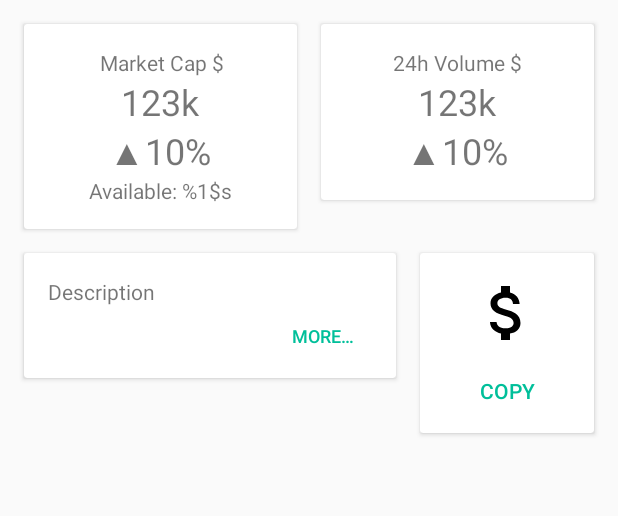
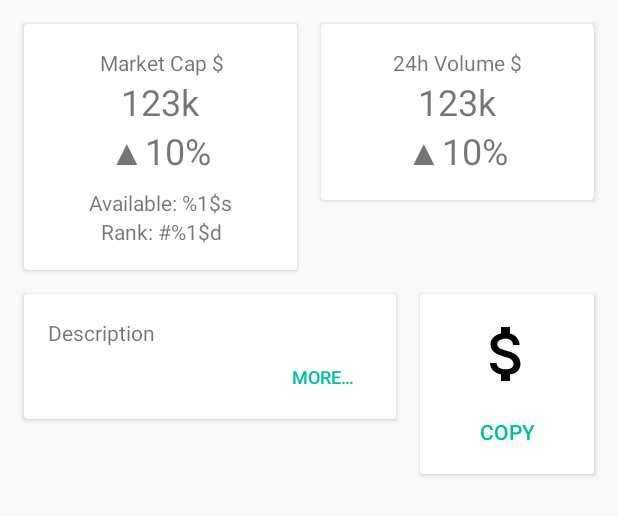
Before and after one commit to grgar/Cryptovalise, an Android app: the layout coin_detail.xml on its own in the app's theme, with its tools: preview values and no code run, on a phone screen of 412 x 824 dp. Shown: the top 516 px of the screen. Run offline under Robolectric (Android 15) with nearby library versions, the phone set to English and light mode, and no system bars.

Commit message:
CoinDetail rank

```diff
--- a/app/src/main/java/com/georgegarside/cryptovalise/CoinDetailFragment.kt
+++ b/app/src/main/java/com/georgegarside/cryptovalise/CoinDetailFragment.kt
@@ -98,6 +98,9 @@ class CoinDetailFragment : Fragment() {
 
 		// Coin supply
 		supply.text = getString(R.string.coin_detail_supply, coin.supply.format())
+
+		// Coin rank
+		rank.text = getString(R.string.coin_detail_rank, coin.rank)
 	}
 
 	private fun copyLogo(coin: API.Coin): (View) -> Unit = {
--- a/app/src/main/java/com/georgegarside/cryptovalise/model/API.kt
+++ b/app/src/main/java/com/georgegarside/cryptovalise/model/API.kt
@@ -39,7 +39,7 @@ object API {
 
 	data class Coin(val id: Int = 0, val symbol: String = "", val name: String = "", val slug: String = "",
 	                val description: String?, var price: Price = Price(), var delta: Delta = Delta(),
-	                val supply: Long = 0L) {
+	                val rank: Int = 1, val supply: Long = 0L) {
 
 		internal val logoPath = fuel.basePath + "uploads/production/coin/icon/$id/$slug.png"
 		val logo = async(start = CoroutineStart.LAZY) {
@@ -114,6 +114,7 @@ object API {
 						cap = Pair(attributes["market-cap-percent-change"] as Double, (attributes["market-cap-usd"] as Double).toLong()),
 						vol = Pair(attributes["volume-percent-change"] as Double, (attributes["volume-24h-usd"] as Double).toLong())
 				),
+				rank = (attributes["rank"] as Double).toInt(),
 				supply = (attributes["available-supply"] as Double).toLong()
 		)
 	}?.toTypedArray() ?: arrayOf()
--- a/app/src/main/res/layout/coin_detail.xml
+++ b/app/src/main/res/layout/coin_detail.xml
@@ -71,6 +71,19 @@
 				android:layout_marginStart="8dp"
 				app:layout_constraintEnd_toEndOf="parent"
 				android:layout_marginEnd="8dp"
+				android:layout_marginTop="8dp"/>
+
+			<TextView
+				android:text="@string/coin_detail_rank"
+				android:layout_width="wrap_content"
+				android:layout_height="wrap_content"
+				android:id="@+id/rank"
+				app:layout_constraintStart_toStartOf="parent"
+				android:layout_marginStart="8dp"
+				app:layout_constraintEnd_toEndOf="parent"
+				android:layout_marginEnd="8dp"
+				app:layout_constraintHorizontal_bias="0.511"
+				app:layout_constraintTop_toBottomOf="@+id/supply"
 				app:layout_constraintBottom_toBottomOf="parent"
 				android:layout_marginBottom="16dp"/>
 		</android.support.constraint.ConstraintLayout>
--- a/app/src/main/res/values/strings.xml
+++ b/app/src/main/res/values/strings.xml
@@ -18,4 +18,5 @@
 	<string name="coin_detail_cap_title">Market Cap $</string>
 	<string name="coin_detail_vol_title">24h Volume $</string>
 	<string name="coin_detail_supply">Available: %1$s</string>
+	<string name="coin_detail_rank">Rank: #%1$d</string>
 </resources>
```
